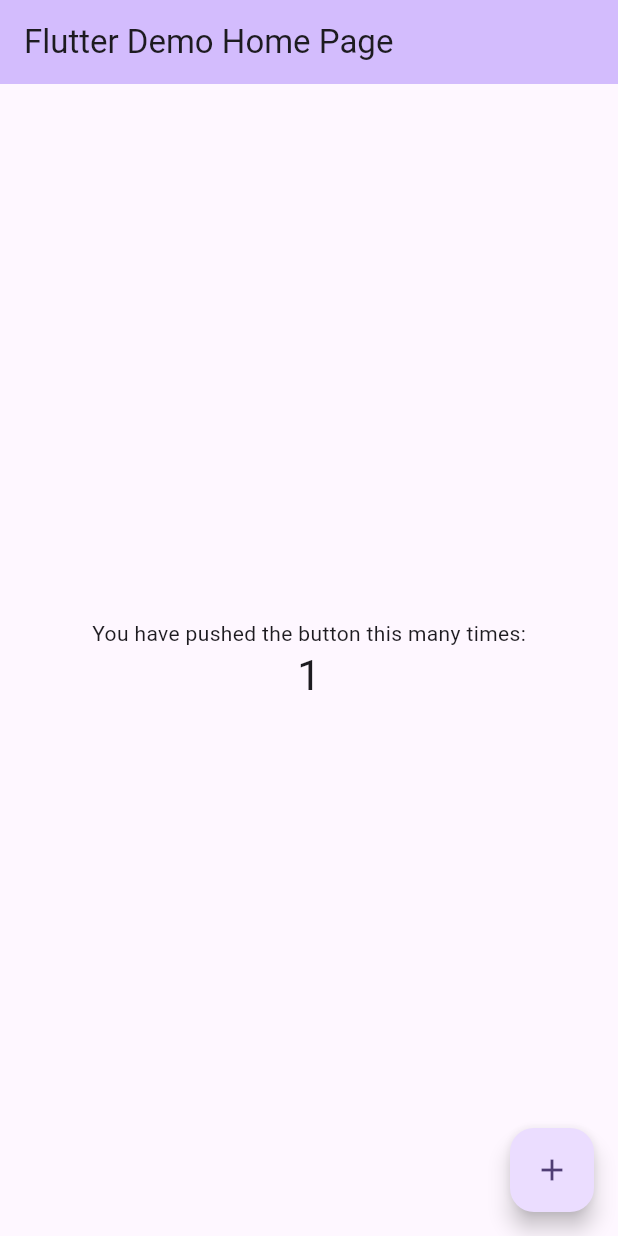
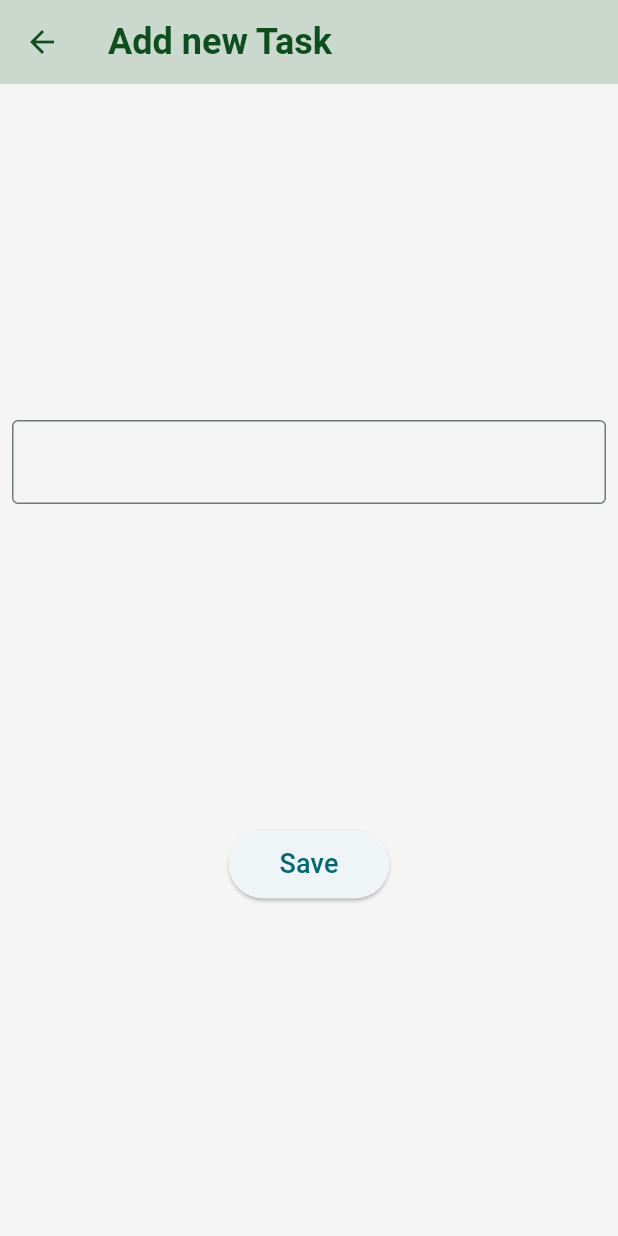
Before and after one commit to Dhruvrana8/task_management, a Flutter app: the screen it shows after launch, after a tap on the "add" icon, on a phone screen of 412 x 824 dp. Run offline on Flutter 3.47's test engine with Material 3 defaults, Android fonts, the phone set to English and light mode, and no system bars; our stand-ins replace google_fonts.

Commit message:
feat: add home and new task screen

```diff
--- /dev/null
+++ b/lib/constants/colors.dart
@@ -0,0 +1,7 @@
+import 'package:flutter/material.dart';
+
+class CustomColors {
+  static const primary = Color(0xFF0C4E1C);
+  static const secondary = Color(0xFFCAD8CD);
+  static const whiteSmoky = Color(0xFFF5F5F5);
+}
--- /dev/null
+++ b/lib/constants/strings.dart
@@ -0,0 +1,3 @@
+class AppStrings {
+  static const appName = "Task Management";
+}
--- a/lib/main.dart
+++ b/lib/main.dart
@@ -1,4 +1,7 @@
 import 'package:flutter/material.dart';
+import 'package:task_management/constants/colors.dart';
+import 'package:task_management/screens/AddNewTask/add_new_task.dart';
+import 'package:task_management/screens/HomeScreen/home_screen.dart';
 
 void main() {
   runApp(const MyApp());
@@ -7,119 +10,17 @@ void main() {
 class MyApp extends StatelessWidget {
   const MyApp({super.key});
 
-  // This widget is the root of your application.
   @override
   Widget build(BuildContext context) {
     return MaterialApp(
-      title: 'Flutter Demo',
       theme: ThemeData(
-        // This is the theme of your application.
-        //
-        // TRY THIS: Try running your application with "flutter run". You'll see
-        // the application has a purple toolbar. Then, without quitting the app,
-        // try changing the seedColor in the colorScheme below to Colors.green
-        // and then invoke "hot reload" (save your changes or press the "hot
-        // reload" button in a Flutter-supported IDE, or press "r" if you used
-        // the command line to start the app).
-        //
-        // Notice that the counter didn't reset back to zero; the application
-        // state is not lost during the reload. To reset the state, use hot
-        // restart instead.
-        //
-        // This works for code too, not just values: Most code changes can be
-        // tested with just a hot reload.
-        colorScheme: ColorScheme.fromSeed(seedColor: Colors.deepPurple),
+        colorScheme: ColorScheme.fromSeed(seedColor: CustomColors.whiteSmoky),
         useMaterial3: true,
       ),
-      home: const MyHomePage(title: 'Flutter Demo Home Page'),
+      routes: {
+        '/': (context) => const HomeScreen(),
+        '/addNewTask': (context) => const AddNewTask(),
+      },
     );
   }
 }
-
-class MyHomePage extends StatefulWidget {
-  const MyHomePage({super.key, required this.title});
-
-  // This widget is the home page of your application. It is stateful, meaning
-  // that it has a State object (defined below) that contains fields that affect
-  // how it looks.
-
-  // This class is the configuration for the state. It holds the values (in this
-  // case the title) provided by the parent (in this case the App widget) and
-  // used by the build method of the State. Fields in a Widget subclass are
-  // always marked "final".
-
-  final String title;
-
-  @override
-  State<MyHomePage> createState() => _MyHomePageState();
-}
-
-class _MyHomePageState extends State<MyHomePage> {
-  int _counter = 0;
-
-  void _incrementCounter() {
-    setState(() {
-      // This call to setState tells the Flutter framework that something has
-      // changed in this State, which causes it to rerun the build method below
-      // so that the display can reflect the updated values. If we changed
-      // _counter without calling setState(), then the build method would not be
-      // called again, and so nothing would appear to happen.
-      _counter++;
-    });
-  }
-
-  @override
-  Widget build(BuildContext context) {
-    // This method is rerun every time setState is called, for instance as done
-    // by the _incrementCounter method above.
-    //
-    // The Flutter framework has been optimized to make rerunning build methods
-    // fast, so that you can just rebuild anything that needs updating rather
-    // than having to individually change instances of widgets.
-    return Scaffold(
-      appBar: AppBar(
-        // TRY THIS: Try changing the color here to a specific color (to
-        // Colors.amber, perhaps?) and trigger a hot reload to see the AppBar
-        // change color while the other colors stay the same.
-        backgroundColor: Theme.of(context).colorScheme.inversePrimary,
-        // Here we take the value from the MyHomePage object that was created by
-        // the App.build method, and use it to set our appbar title.
-        title: Text(widget.title),
-      ),
-      body: Center(
-        // Center is a layout widget. It takes a single child and positions it
-        // in the middle of the parent.
-        child: Column(
-          // Column is also a layout widget. It takes a list of children and
-          // arranges them vertically. By default, it sizes itself to fit its
-          // children horizontally, and tries to be as tall as its parent.
-          //
-          // Column has various properties to control how it sizes itself and
-          // how it positions its children. Here we use mainAxisAlignment to
-          // center the children vertically; the main axis here is the vertical
-          // axis because Columns are vertical (the cross axis would be
-          // horizontal).
-          //
-          // TRY THIS: Invoke "debug painting" (choose the "Toggle Debug Paint"
-          // action in the IDE, or press "p" in the console), to see the
-          // wireframe for each widget.
-          mainAxisAlignment: MainAxisAlignment.center,
-          children: <Widget>[
-            const Text(
-              'You have pushed the button this many times:',
-            ),
-            Text(
-              '$_counter',
-              style: Theme.of(context).textTheme.headlineMedium,
-            ),
-          ],
-        ),
-      ),
-      floatingActionButton: FloatingActionButton(
-        onPressed: _incrementCounter,
-        tooltip: 'Increment',
-        child: const Icon(Icons.add),
-      ), // This trailing comma makes auto-formatting nicer for build methods.
-    );
-  }
-}
--- /dev/null
+++ b/lib/screens/AddNewTask/add_new_task.dart
@@ -0,0 +1,61 @@
+import 'package:flutter/material.dart';
+import 'package:task_management/constants/colors.dart';
+import './strings.dart';
+
+class AddNewTask extends StatefulWidget {
+  const AddNewTask({super.key});
+
+  @override
+  State<AddNewTask> createState() => _AddNewTaskState();
+}
+
+class _AddNewTaskState extends State<AddNewTask> {
+  @override
+  Widget build(BuildContext context) {
+    return Scaffold(
+      backgroundColor: CustomColors.whiteSmoky,
+      appBar: AppBar(
+        title: const Text(
+          strings.addNewTask,
+          style: TextStyle(
+            color: CustomColors.primary,
+            fontSize: 24,
+            fontWeight: FontWeight.bold,
+          ),
+        ),
+        iconTheme: const IconThemeData(
+          color: CustomColors.primary,
+        ),
+        backgroundColor: CustomColors.secondary,
+      ),
+      body: Padding(
+        padding: const EdgeInsets.all(8.0),
+        child: Center(
+          child: Column(
+            mainAxisAlignment: MainAxisAlignment.spaceEvenly,
+            crossAxisAlignment: CrossAxisAlignment.center,
+            children: [
+              Form(
+                child: TextFormField(
+                  decoration: const InputDecoration(
+                    border: OutlineInputBorder(),
+                  ),
+                ),
+              ),
+              ElevatedButton(
+                onPressed: () => {},
+                child: const Padding(
+                  padding: EdgeInsets.all(10.0),
+                  child: Text(
+                    strings.save,
+                    style: TextStyle(fontSize: 18),
+                  ),
+                ),
+              )
+            ],
+          ),
+        ),
+      ),
+    );
+  }
+}
--- /dev/null
+++ b/lib/screens/AddNewTask/strings.dart
@@ -0,0 +1,4 @@
+class strings {
+  static const addNewTask = "Add new Task";
+  static const save = "Save";
+}
--- /dev/null
+++ b/lib/screens/HomeScreen/home_screen.dart
@@ -0,0 +1,40 @@
+import 'package:flutter/material.dart';
+import 'package:task_management/constants/colors.dart';
+import 'package:task_management/constants/strings.dart';
+
+class HomeScreen extends StatelessWidget {
+  const HomeScreen({super.key});
+
+  @override
+  Widget build(BuildContext context) {
+    return Scaffold(
+      backgroundColor: CustomColors.whiteSmoky,
+      appBar: AppBar(
+        title: const Text(
+          AppStrings.appName,
+          style: TextStyle(
+            color: CustomColors.primary,
+            fontSize: 24,
+            fontWeight: FontWeight.bold,
+          ),
+        ),
+        backgroundColor: CustomColors.secondary,
+      ),
+      floatingActionButton: FloatingActionButton(
+        onPressed: () => {
+          Navigator.pushNamed(
+            context,
+            '/addNewTask',
+          ),
+        },
+        backgroundColor: CustomColors.secondary,
+        elevation: 5,
+        child: const Icon(
+          Icons.add,
+          size: 28,
+          color: CustomColors.primary,
+        ),
+      ),
+    );
+  }
+}
--- /dev/null
+++ b/lib/screens/SplashScreen/splash_screen.dart
@@ -0,0 +1,16 @@
+import 'package:flutter/material.dart';
+import 'package:google_fonts/google_fonts.dart';
+import 'package:task_management/constants/strings.dart';
+
+class SplashScreen extends StatelessWidget {
+  const SplashScreen({super.key});
+
+  @override
+  Widget build(BuildContext context) {
+    return Scaffold(
+      body: Center(
+        child: Text(AppStrings.appName, style: GoogleFonts.lato()),
+      ),
+    );
+  }
+}
--- /dev/null
+++ b/lib/screens/SplashScreen/strings.dart
@@ -0,0 +1 @@
+class Strings {}
--- a/pubspec.yaml
+++ b/pubspec.yaml
@@ -35,6 +35,7 @@ dependencies:
   # The following adds the Cupertino Icons font to your application.
   # Use with the CupertinoIcons class for iOS style icons.
   cupertino_icons: ^1.0.6
+  google_fonts: ^6.2.1
 
 dev_dependencies:
   flutter_test:
```
Also changed, not shown: pubspec.lock, 7 other files.
